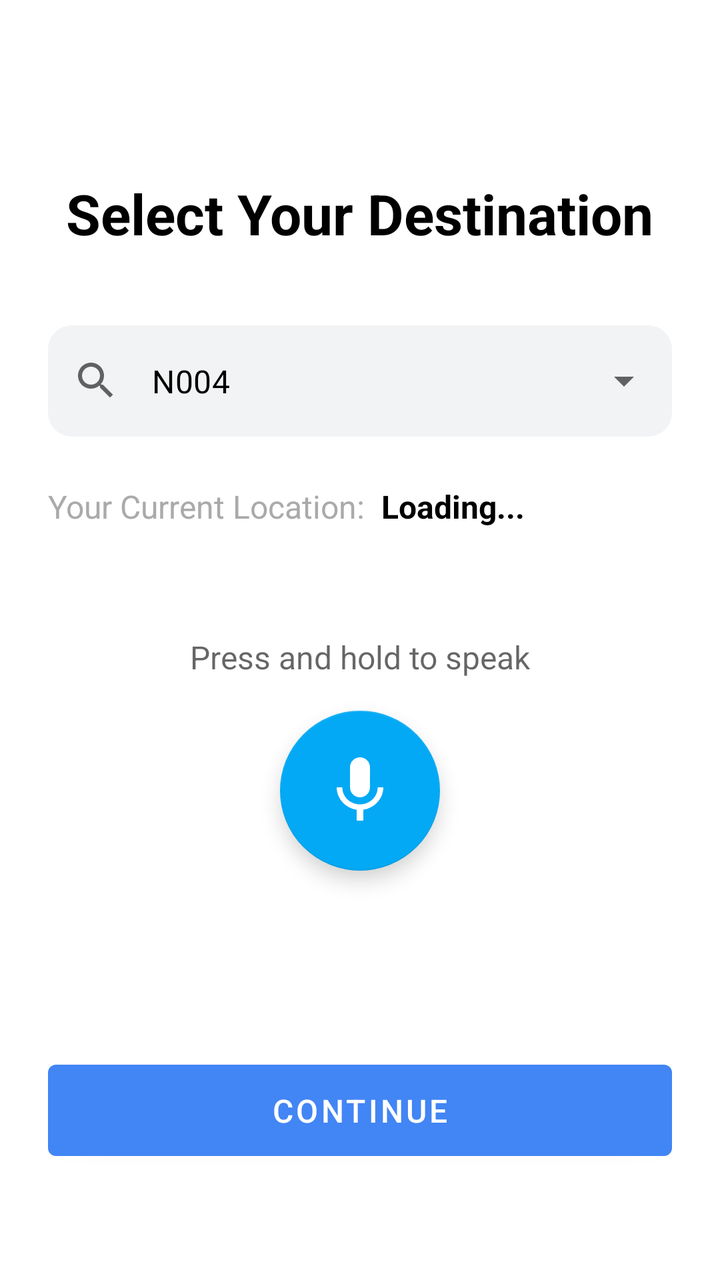
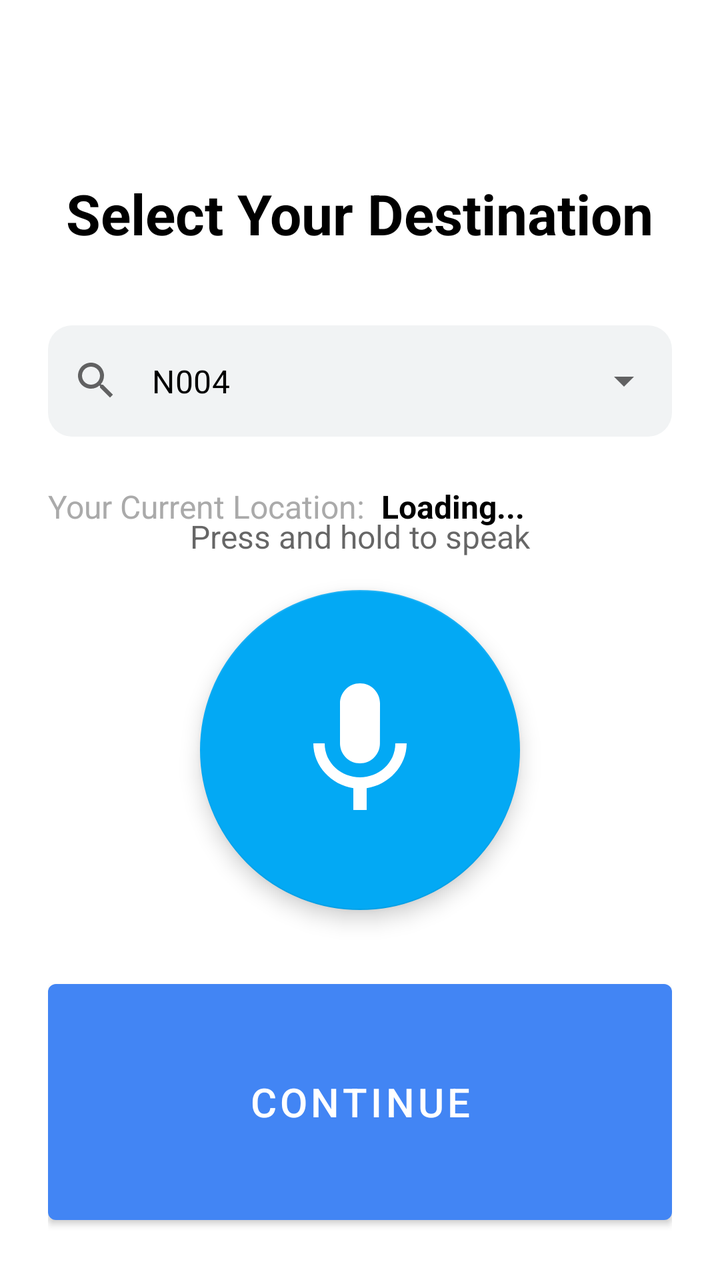

An Android layout rendered at two revisions. The XML below is the earlier revision; the diff shows what the commit changed to produce the second picture.
<!-- AndroidManifest.xml: application theme Theme.Qr_indoornav -->
<!-- res/layout/activity_main.xml -->
<?xml version="1.0" encoding="utf-8"?>
<androidx.constraintlayout.widget.ConstraintLayout xmlns:android="http://schemas.android.com/apk/res/android"
    xmlns:app="http://schemas.android.com/apk/res-auto"
    xmlns:tools="http://schemas.android.com/tools"
    android:layout_width="match_parent"
    android:layout_height="match_parent"
    android:background="@color/white"
    android:padding="24dp"
    tools:context=".MainActivity">

    <TextView
        android:id="@+id/titleTextView"
        android:layout_width="wrap_content"
        android:layout_height="wrap_content"
        android:layout_marginTop="64dp"
        android:text="@string/select_destination_title"
        android:textColor="@color/black"
        android:textSize="28sp"
        android:textStyle="bold"
        app:layout_constraintEnd_toEndOf="parent"
        app:layout_constraintStart_toStartOf="parent"
        app:layout_constraintTop_toTopOf="parent" />



    <com.google.android.material.textfield.TextInputLayout
        android:id="@+id/destinationMenu"
        style="@style/Widget.MaterialComponents.TextInputLayout.OutlinedBox.ExposedDropdownMenu"
        android:layout_width="0dp"
        android:layout_height="wrap_content"
        android:layout_marginTop="32dp"
        app:boxBackgroundColor="@color/light_gray"
        app:boxCornerRadiusBottomEnd="12dp"
        app:boxCornerRadiusBottomStart="12dp"
        app:boxCornerRadiusTopEnd="12dp"
        app:boxCornerRadiusTopStart="12dp"
        app:boxStrokeWidth="0dp"
        app:boxStrokeWidthFocused="0dp"
        app:layout_constraintEnd_toEndOf="parent"
        app:layout_constraintStart_toStartOf="parent"
        app:layout_constraintTop_toBottomOf="@+id/titleTextView"
        app:startIconDrawable="@drawable/ic_search">

        <AutoCompleteTextView
            android:id="@+id/autoCompleteTextView"
            android:layout_width="match_parent"
            android:layout_height="wrap_content"
            android:inputType="none"
            android:text="@string/destination_hint"
            android:textColor="@color/black" />

    </com.google.android.material.textfield.TextInputLayout>

    <TextView
        android:id="@+id/currentLocationLabel"
        android:layout_width="wrap_content"
        android:layout_height="wrap_content"
        android:layout_marginTop="24dp"
        android:text="@string/current_location_label"
        android:textColor="@android:color/darker_gray"
        android:textSize="16sp"
        app:layout_constraintStart_toStartOf="@+id/destinationMenu"
        app:layout_constraintTop_toBottomOf="@+id/destinationMenu" />

    <TextView
        android:id="@+id/currentLocationValue"
        android:layout_width="wrap_content"
        android:layout_height="wrap_content"
        android:layout_marginStart="8dp"
        android:text="@string/loading_location"
        android:textColor="@color/black"
        android:textSize="16sp"
        android:textStyle="bold"
        app:layout_constraintBaseline_toBaselineOf="@+id/currentLocationLabel"
        app:layout_constraintStart_toEndOf="@+id/currentLocationLabel" />

    <com.google.android.material.floatingactionbutton.FloatingActionButton
        android:id="@+id/micButton"
        android:layout_width="wrap_content"
        android:layout_height="wrap_content"
        android:contentDescription="@string/mic_button_content_description"
        android:src="@drawable/ic_mic"
        app:backgroundTint="@color/mic_button_default"
        app:fabCustomSize="80dp"
        app:layout_constraintBottom_toTopOf="@+id/continueButton"
        app:layout_constraintEnd_toEndOf="parent"
        app:layout_constraintStart_toStartOf="parent"
        app:layout_constraintTop_toBottomOf="@+id/currentLocationLabel"
        app:maxImageSize="40dp"
        app:tint="@color/white" />

    <TextView
        android:id="@+id/recognizedTextView"
        android:layout_width="0dp"
        android:layout_height="wrap_content"
        android:layout_marginStart="32dp"
        android:layout_marginEnd="32dp"
        android:layout_marginBottom="16dp"
        android:gravity="center"
        android:text="Press and hold to speak"
        android:textColor="?android:attr/textColorSecondary"
        android:textSize="16sp"
        android:visibility="visible"
        app:layout_constraintBottom_toTopOf="@id/micButton"
        app:layout_constraintEnd_toEndOf="parent"
        app:layout_constraintStart_toStartOf="parent" />

    <Button
        android:id="@+id/continueButton"
        android:layout_width="0dp"
        android:layout_height="wrap_content"
        android:layout_marginBottom="32dp"
        android:padding="12dp"
        android:text="@string/continue_button"
        android:textSize="16sp"
        app:layout_constraintBottom_toBottomOf="parent"
        app:layout_constraintEnd_toEndOf="parent"
        app:layout_constraintStart_toStartOf="parent" />

</androidx.constraintlayout.widget.ConstraintLayout>
<!-- resources referenced by this layout -->
<resources>
  <color name="black">#FF000000</color>
  <color name="light_gray">#F1F3F4</color>
  <color name="mic_button_default">#03A9F4</color>
  <color name="white">#FFFFFFFF</color>
  <!-- drawable ic_mic (drawable) -->
  <vector xmlns:android="http://schemas.android.com/apk/res/android" android:height="24dp" android:tint="#000000" android:viewportHeight="24" android:viewportWidth="24" android:width="24dp">
        
      <path android:fillColor="@android:color/white" android:pathData="M12,14c1.66,0 2.99,-1.34 2.99,-3L15,5c0,-1.66 -1.34,-3 -3,-3S9,3.34 9,5v6c0,1.66 1.34,3 3,3zM17.3,11c0,3 -2.54,5.1 -5.3,5.1S6.7,14 6.7,11L5,11c0,3.41 2.72,6.23 6,6.72L11,21h2v-3.28c3.28,-0.48 6,-3.3 6,-6.72h-1.7z"/>
      
  </vector>
  <!-- drawable ic_search (drawable) -->
  <vector xmlns:android="http://schemas.android.com/apk/res/android" android:height="24dp" android:tint="#000000" android:viewportHeight="24" android:viewportWidth="24" android:width="24dp">
        
      <path android:fillColor="@android:color/white" android:pathData="M15.5,14h-0.79l-0.28,-0.27C15.41,12.59 16,11.11 16,9.5 16,5.91 13.09,3 9.5,3S3,5.91 3,9.5 5.91,16 9.5,16c1.61,0 3.09,-0.59 4.23,-1.57l0.27,0.28v0.79l5,4.99L20.49,19l-4.99,-5zM9.5,14C7.01,14 5,11.99 5,9.5S7.01,5 9.5,5 14,7.01 14,9.5 11.99,14 9.5,14z"/>
      
  </vector>
  <string name="continue_button">Continue</string>
  <string name="current_location_label">Your Current Location:</string>
  <string name="destination_hint">N004</string>
  <string name="loading_location">Loading...</string>
  <string name="mic_button_content_description">Use voice to select destination</string>
  <string name="select_destination_title">Select Your Destination</string>
  <style name="Theme.Qr_indoornav" parent="Theme.MaterialComponents.DayNight.NoActionBar">
          
          <item name="colorPrimary">@color/mic_blue</item>
          <item name="colorPrimaryVariant">@color/mic_blue</item>
          <item name="colorOnPrimary">@color/white</item>
          
          <item name="colorSecondary">@color/mic_blue</item>
          <item name="colorSecondaryVariant">@color/mic_blue</item>
          <item name="colorOnSecondary">@color/black</item>
          
          <item name="android:statusBarColor">?attr/colorOnPrimary</item>
          <item name="android:windowLightStatusBar">true</item>
          
      </style>
  <color name="mic_blue">#4285F4</color>
</resources>

<!-- the commit's change to res/layout/activity_main.xml (unified diff, before → after) -->
@@ -81,12 +81,12 @@
         android:contentDescription="@string/mic_button_content_description"
         android:src="@drawable/ic_mic"
         app:backgroundTint="@color/mic_button_default"
-        app:fabCustomSize="80dp"
+        app:fabCustomSize="160dp"
         app:layout_constraintBottom_toTopOf="@+id/continueButton"
         app:layout_constraintEnd_toEndOf="parent"
         app:layout_constraintStart_toStartOf="parent"
         app:layout_constraintTop_toBottomOf="@+id/currentLocationLabel"
-        app:maxImageSize="40dp"
+        app:maxImageSize="80dp"
         app:tint="@color/white" />
 
     <TextView
@@ -108,11 +108,11 @@
     <Button
         android:id="@+id/continueButton"
         android:layout_width="0dp"
-        android:layout_height="wrap_content"
-        android:layout_marginBottom="32dp"
+        android:layout_height="130dp"
+        android:layout_marginBottom="0dp"
         android:padding="12dp"
         android:text="@string/continue_button"
-        android:textSize="16sp"
+        android:textSize="20sp"
         app:layout_constraintBottom_toBottomOf="parent"
         app:layout_constraintEnd_toEndOf="parent"
         app:layout_constraintStart_toStartOf="parent" />
